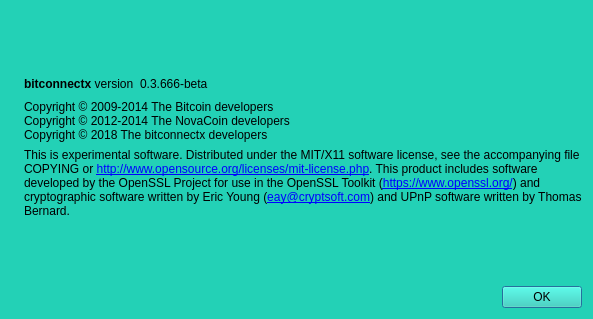
Old version of the form src/qt/forms/aboutdialog.ui in the repository bitconnectXcore/X.
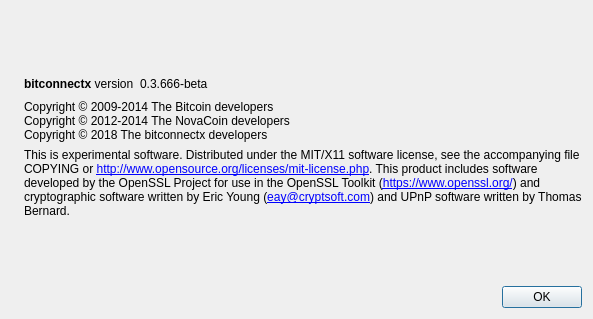
New version of the form. Icons and pictures are not drawn.

Patch:
```diff
--- a/src/qt/forms/aboutdialog.ui
+++ b/src/qt/forms/aboutdialog.ui
@@ -14,7 +14,7 @@
    <string>About bitconnectx</string>
   </property>
   <property name="styleSheet">
-     <string notr="true">background-color: rgb(35, 209, 182);</string>
+   <string notr="true"/>
     </property>
   <layout class="QHBoxLayout" name="horizontalLayout_2">
    <item>
```
Lines whose indentation alone changed are shown as unchanged.
